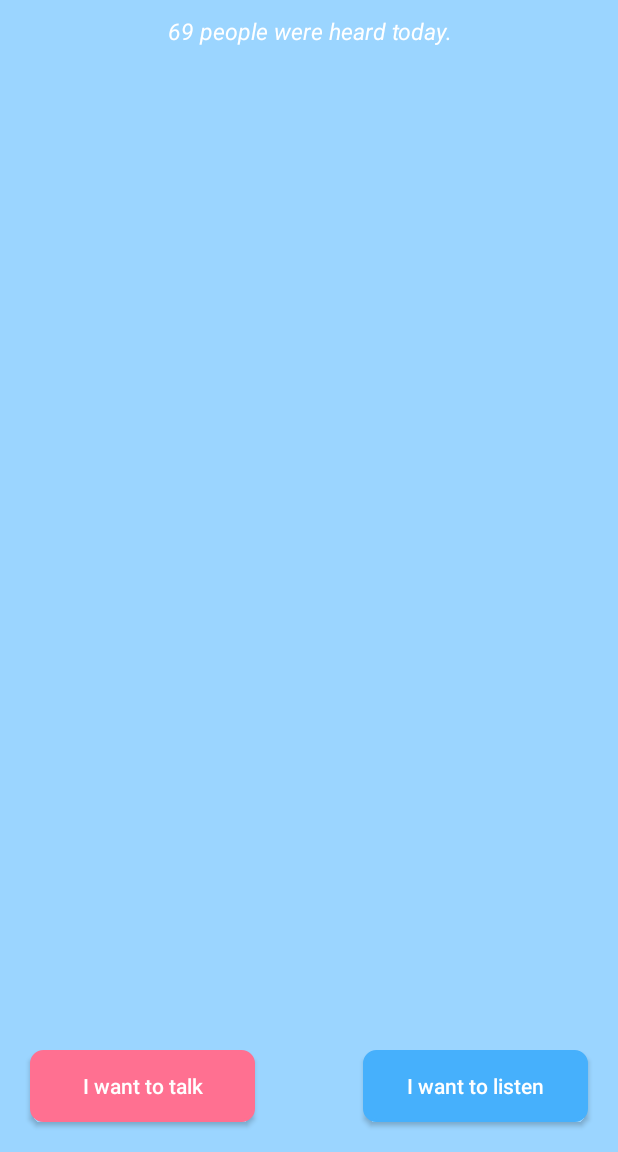
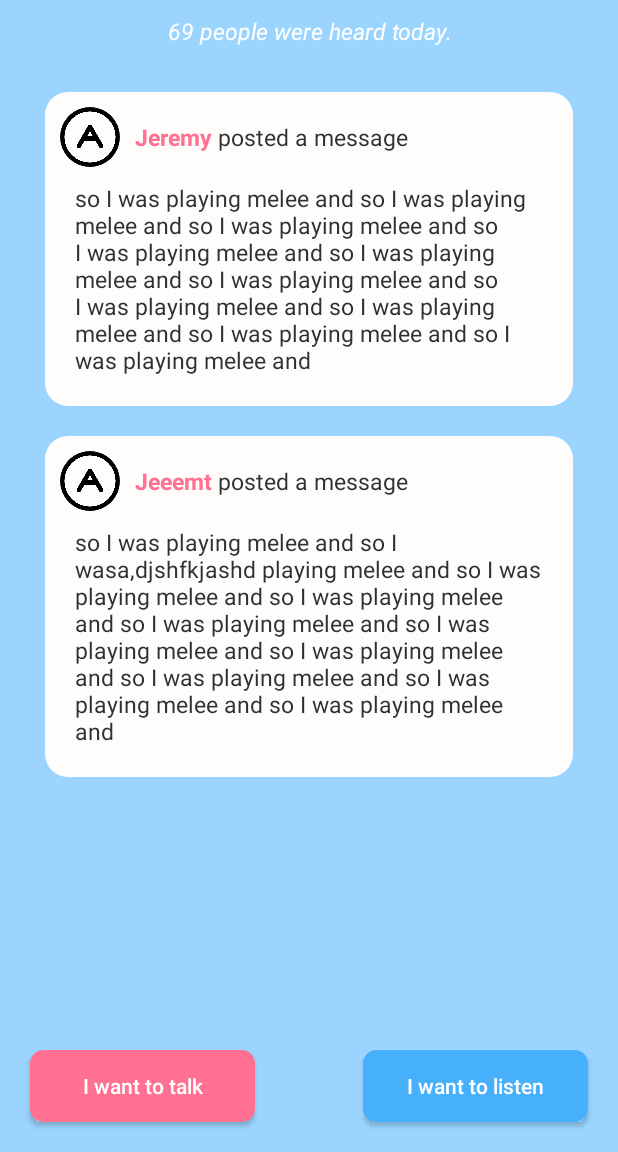
Before and after one commit to isaacwang4076/wholesomeapp, an Android app: the screen it shows after launch (MainActivity), on a phone screen of 412 x 824 dp, the part 84-1236 px from its top. Run offline under Robolectric (Android 15) with nearby library versions, the phone set to English and light mode, and no system bars; our stand-ins replace CircleImageView, Firebase (no records; nobody signed in at launch, a user with empty details on screens opened directly); libraries missing offline, so code that uses them is left out: com.github.nkzawa.emitter, com.github.nkzawa.socketio; 2 statements that could not run were skipped.

Commit message:
added anon and shit

```diff
--- a/app/src/main/java/com/example/isaacwang/wholesomeapp/ConversationSummary.java
+++ b/app/src/main/java/com/example/isaacwang/wholesomeapp/ConversationSummary.java
@@ -13,8 +13,6 @@ import android.widget.TextView;
 
 public class ConversationSummary {
 
-    private static final String ANONYMOUS = "Anonymous";
-
     private final Drawable otherPhoto;
     private final String otherName;
     private final String lastMessage;
@@ -24,7 +22,7 @@ public class ConversationSummary {
         if (otherName != null) {
             this.otherName = otherName;
         } else {
-            this.otherName = ANONYMOUS;
+            this.otherName = Utilities.ANONYMOUS;
         }
         this.lastMessage = lastMessage;
     }
--- a/app/src/main/java/com/example/isaacwang/wholesomeapp/FeedItem.java
+++ b/app/src/main/java/com/example/isaacwang/wholesomeapp/FeedItem.java
@@ -13,19 +13,22 @@ import android.widget.TextView;
  */
 
 interface FeedItem {
-    View getView(Context context, ViewGroup rootViewGroup);
+    View getView(Context context);
 }
 
 class ConversationFeedItem implements FeedItem {
 
+    static final int TYPE = 1;
+
     public final String listener;
+    public final int type = TYPE;
 
     ConversationFeedItem(String listener) {
         this.listener = listener;
     }
     ConversationFeedItem() {this.listener = "";}
 
-    public View getView(Context context, ViewGroup rootViewGroup) {
+    public View getView(Context context) {
         LayoutInflater inflater = (LayoutInflater) context.getSystemService(Context.LAYOUT_INFLATER_SERVICE);
         View v = inflater.inflate(R.layout.conversation_feed_item, null);
         LinearLayout.LayoutParams params = new LinearLayout.LayoutParams(
@@ -43,4 +46,44 @@ class ConversationFeedItem implements FeedItem {
 
         return v;
     }
+
+    public int getType() {
+        return TYPE;
+    }
 }
+
+class StoryFeedItem implements FeedItem {
+    static final int TYPE = 2;
+
+    public final String name;
+    public final String story;
+    public final int type = TYPE;
+
+    StoryFeedItem(String name, String story) {
+        if (name == null) {
+            this.name = Utilities.ANONYMOUS;
+        } else {
+            this.name = name;
+        }
+        this.story = story;
+    }
+
+    public View getView(Context context) {
+        LayoutInflater inflater = (LayoutInflater) context.getSystemService(Context.LAYOUT_INFLATER_SERVICE);
+        View v = inflater.inflate(R.layout.story_feed_item, null);
+        LinearLayout.LayoutParams params = new LinearLayout.LayoutParams(
+                LinearLayout.LayoutParams.MATCH_PARENT,
+                LinearLayout.LayoutParams.WRAP_CONTENT
+        );
+        params.setMargins(0, 30, 0, 0);
+        v.setLayoutParams(params);
+
+        TextView posterNameTextView = (TextView) v.findViewById(R.id.posterNameTextView);
+        posterNameTextView.setText(name);
+
+        TextView storyTextView = (TextView) v.findViewById(R.id.storyTextView);
+        storyTextView.setText(story);
+
+        return v;
+    }
+}
--- a/app/src/main/java/com/example/isaacwang/wholesomeapp/MainActivity.java
+++ b/app/src/main/java/com/example/isaacwang/wholesomeapp/MainActivity.java
@@ -66,6 +66,13 @@ public class MainActivity extends AppCompatActivity {
         FeedItem testFeedItem2 = new ConversationFeedItem("Alvin");
         FeedItem testFeedItem3 = new ConversationFeedItem("Rick");
 
+        FeedItem storyFeedItem = new StoryFeedItem("Jeremy", "so I was playing melee and so I was playing melee and so I was playing melee and so I was playing melee and so I was playing melee and so I was playing melee and so I was playing melee and so I was playing melee and so I was playing melee and so I was playing melee and ");
+        FeedItem storyFeedItem2 = new StoryFeedItem("Jeeemt", "so I was playing melee and so I wasa,djshfkjashd playing melee and so I was playing melee and so I was playing melee and so I was playing melee and so I was playing melee and so I was playing melee and so I was playing melee and so I was playing melee and so I was playing melee and ");
+
+        feedLayout.addView(storyFeedItem.getView(this));
+        feedLayout.addView(storyFeedItem2.getView(this));
+
+
         //Network.addToFeed(testFeedItem1);
 
         // attach FeedDatabase listener
@@ -74,7 +81,7 @@ public class MainActivity extends AppCompatActivity {
             @Override
             public void onChildAdded(DataSnapshot dataSnapshot, String s) {
                 FeedItem feedItem = dataSnapshot.getValue(ConversationFeedItem.class);
-                feedLayout.addView(feedItem.getView(context, feedLayout), 0);
+                feedLayout.addView(feedItem.getView(context), 0);
                 peopleHelpedTextView.setText(feedLayout.getChildCount() + " people were heard today.");
             }
             @Override
--- a/app/src/main/java/com/example/isaacwang/wholesomeapp/Network.java
+++ b/app/src/main/java/com/example/isaacwang/wholesomeapp/Network.java
@@ -16,6 +16,7 @@ import org.json.JSONObject;
 
 import java.net.URISyntaxException;
 import java.util.ArrayList;
+import java.util.concurrent.SynchronousQueue;
 
 /**
  * Created by ericzhang on 10/21/17.
@@ -33,8 +34,16 @@ public class Network {
             public void onDataChange(DataSnapshot dataSnapshot) {
                 ArrayList<FeedItem> feedList = new ArrayList<FeedItem>();
                 for (DataSnapshot feedSnapshot : dataSnapshot.getChildren()) {
-                    FeedItem feedItem = feedSnapshot.getValue(ConversationFeedItem.class);
-                    feedList.add(feedItem);
+                    if ((Integer) feedSnapshot.child("type").getValue() == ConversationFeedItem.TYPE) {
+                        FeedItem feedItem = feedSnapshot.getValue(ConversationFeedItem.class);
+                        feedList.add(feedItem);
+                    }
+                    else if ((Integer) feedSnapshot.child("type").getValue() == StoryFeedItem.TYPE) {
+                        FeedItem feedItem = feedSnapshot.getValue(StoryFeedItem.class);
+                        feedList.add(feedItem);
+                    } else {
+                        System.err.println("we fucked up unrecognized feed item type");
+                    }
                 }
                 System.out.println("Feed list: " + feedList);
             }
--- a/app/src/main/java/com/example/isaacwang/wholesomeapp/Utilities.java
+++ b/app/src/main/java/com/example/isaacwang/wholesomeapp/Utilities.java
@@ -10,6 +10,8 @@ import android.graphics.Matrix;
 
 public class Utilities {
 
+    static final String ANONYMOUS = "Anonymous";
+
     static final Bitmap getScaledAndRotatedBitmap(Bitmap original, int width, int height) {
         Matrix matrix = new Matrix();
 
--- /dev/null
+++ b/app/src/main/res/layout/story_feed_item.xml
@@ -0,0 +1,50 @@
+<?xml version="1.0" encoding="utf-8"?>
+<LinearLayout xmlns:android="http://schemas.android.com/apk/res/android"
+    android:orientation="vertical" android:layout_width="match_parent"
+    android:layout_height="wrap_content"
+    android:background="@drawable/feed_item_border">
+
+    <LinearLayout
+        android:layout_width="wrap_content"
+        android:layout_height="wrap_content"
+        android:gravity="center_vertical"
+        android:orientation="horizontal">
+
+        <de.hdodenhof.circleimageview.CircleImageView
+            android:id="@+id/listenerImageView"
+            android:layout_width="40dp"
+            android:layout_height="40dp"
+            android:layout_margin="@dimen/small_gap"
+            android:src="@drawable/anonymous"/>
+
+        <TextView
+            android:id="@+id/posterNameTextView"
+            android:layout_width="wrap_content"
+            android:layout_height="wrap_content"
+            android:text="Anonymous"
+            android:textColor="@color/colorAccent"
+            android:textSize="@dimen/medium_size"
+            android:textStyle="bold"/>
+
+        <TextView
+            android:layout_width="wrap_content"
+            android:layout_height="wrap_content"
+            android:text=" posted a message"
+            android:textColor="@color/textColor"
+            android:textSize="@dimen/medium_size"/>
+
+    </LinearLayout>
+
+    <TextView
+        android:id="@+id/storyTextView"
+        android:layout_width="wrap_content"
+        android:layout_height="wrap_content"
+        android:layout_marginLeft="@dimen/smallish_gap"
+        android:layout_marginRight="@dimen/smallish_gap"
+        android:layout_marginBottom="@dimen/smallish_gap"
+
+        android:text="When I was little I blah blah blah blah blahWhen I was little I blah blah blah blah blahWhen I was little I blah blah blah blah blahWhen I was little I blah blah blah blah blahWhen I was little I blah blah blah blah blahWhen I was little I blah blah blah blah blah"
+        android:textColor="@color/textColor"
+        android:textSize="@dimen/medium_size"/>
+
+</LinearLayout>
```
Also changed, not shown: app/src/main/res/drawable-mdpi/anonymous.png (added).
